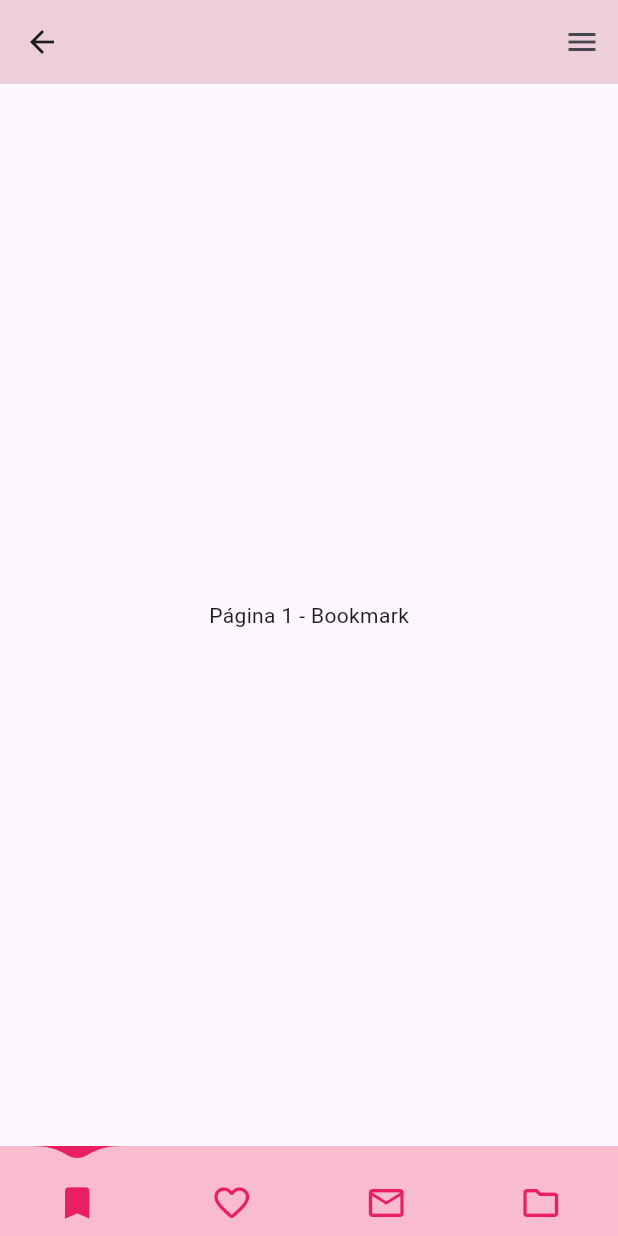
After one commit to Ali-Vladimir/pmsn20252, a Flutter app: the HomeScreen screen opened by its route, on a phone screen of 412 x 824 dp. The commit adds this screen. Run offline on Flutter 3.47's test engine with Material 3 defaults, Android fonts, the phone set to English and light mode, and no system bars; drawn by our look-alikes of water_drop_nav_bar; our stand-ins replace lottie.

Commit message:
feat: implement home screen with navigation and integrate water drop navigation bar

```diff
--- a/lib/main.dart
+++ b/lib/main.dart
@@ -1,5 +1,6 @@
 import 'package:flutter/material.dart';
 import 'package:pmsn20252/screens/login_screen.dart';
+import 'package:pmsn20252/screens/home_screen.dart';
 
 void main() => runApp(const MyApp());
 
@@ -9,6 +10,10 @@ class MyApp extends StatelessWidget {
   @override
   Widget build(BuildContext context) {
     return MaterialApp(
+      theme: ThemeData.light(),
+      routes: {
+        '/home': (context) => const HomeScreen(),
+      },
       title: 'Material App',
       home: const LoginScreen(),
     );
--- /dev/null
+++ b/lib/screens/home_screen.dart
@@ -0,0 +1,74 @@
+import 'package:flutter/material.dart';
+import 'package:water_drop_nav_bar/water_drop_nav_bar.dart';
+
+class HomeScreen extends StatefulWidget {
+  const HomeScreen({super.key});
+
+  @override
+  State<HomeScreen> createState() => _HomeScreenState();
+}
+
+class _HomeScreenState extends State<HomeScreen> {
+  final Color navigationBarColor = Colors.pink[100]!;
+  int selectedIndex = 0;
+  late PageController pageController;
+  @override
+  void initState() {
+    super.initState();
+    pageController = PageController(initialPage: selectedIndex);
+  }
+
+  @override
+  Widget build(BuildContext context) {
+    return Scaffold(
+      appBar: AppBar(
+        backgroundColor: const Color.fromARGB(255, 237, 207, 217),
+      ),
+      endDrawer: Drawer(),
+      body: PageView(
+        controller: pageController,
+        onPageChanged: (index) {
+          setState(() {
+            selectedIndex = index;
+          });
+        },
+        children: const [
+          Center(child: Text("Página 1 - Bookmark")),
+          Center(child: Text("Página 2 - Favoritos")),
+          Center(child: Text("Página 3 - Email")),
+          Center(child: Text("Página 4 - Carpeta")),
+        ],
+      ),
+      bottomNavigationBar: WaterDropNavBar(
+          backgroundColor: navigationBarColor,
+          waterDropColor: Colors.pink,
+          onItemSelected: (int index) {
+            setState(() {
+              selectedIndex = index;
+            });
+            pageController.animateToPage(selectedIndex,
+                duration: const Duration(milliseconds: 400),
+                curve: Curves.easeOutQuad);
+          },
+          selectedIndex: selectedIndex,
+          barItems: <BarItem>[
+            BarItem(
+              filledIcon: Icons.bookmark_rounded,
+              outlinedIcon: Icons.bookmark_border_rounded,
+            ),
+            BarItem(
+                filledIcon: Icons.favorite_rounded,
+                outlinedIcon: Icons.favorite_border_rounded),
+            BarItem(
+              filledIcon: Icons.email_rounded,
+              outlinedIcon: Icons.email_outlined,
+            ),
+            BarItem(
+              filledIcon: Icons.folder_rounded,
+              outlinedIcon: Icons.folder_outlined,
+            ),
+          ],
+        ),
+    );
+  }
+}
--- a/lib/screens/login_screen.dart
+++ b/lib/screens/login_screen.dart
@@ -72,9 +72,16 @@ class _LoginScreenState extends State<LoginScreen> {
                   SizedBox(height: 20,),
                   IconButton(
                     onPressed: () {
+                      isValidating = true;
                       setState(() {
-                        isValidating = true;
+
                       });
+                      Future.delayed(Duration(milliseconds: 4000)).then(
+                        (value) {
+                          isValidating = false;
+                          Navigator.pushNamed(context, '/home');
+                        },
+                      );
                     },
                     icon: Icon(Icons.login, size: 40,)
                   )
--- a/pubspec.yaml
+++ b/pubspec.yaml
@@ -35,6 +35,7 @@ dependencies:
   # Use with the CupertinoIcons class for iOS style icons.
   cupertino_icons: ^1.0.8
   lottie: ^3.3.1
+  water_drop_nav_bar: ^2.2.2
 
 dev_dependencies:
   flutter_test:
```
Also changed, not shown: pubspec.lock.
